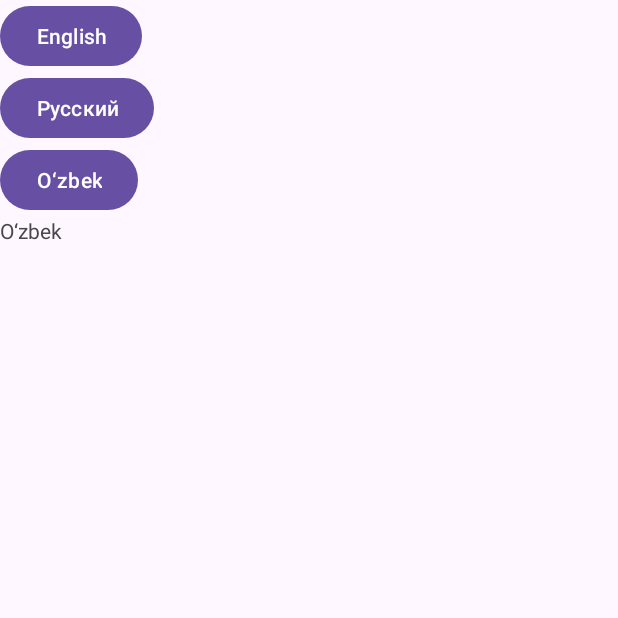
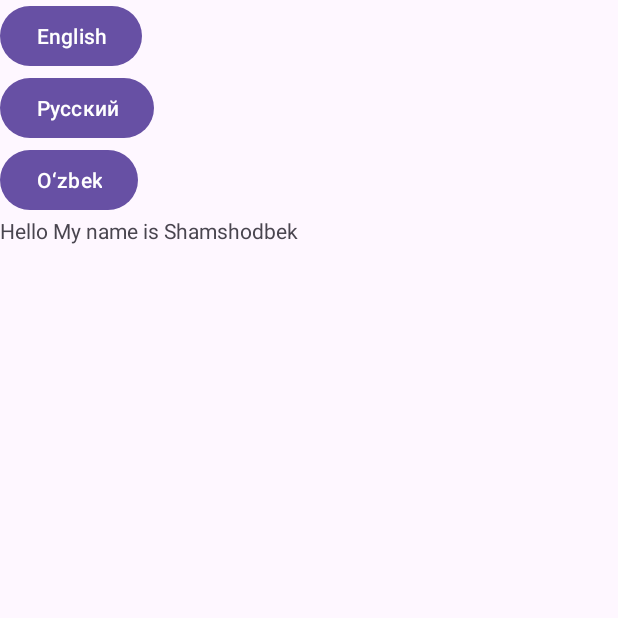
Before and after one commit to shamshodbekrahmataliyev/TranslateApp, an Android app: the screen it shows after launch (MainActivity), on a phone screen of 412 x 824 dp, the top half of it. Run offline under Robolectric (Android 15) with nearby library versions, the phone set to English and light mode, and no system bars.

Commit message:
commit 2

```diff
--- /dev/null
+++ b/app/src/main/java/com/example/translateapp/Test.kt
@@ -0,0 +1 @@
+package com.example.translateapp
--- a/app/src/main/res/layout/activity_main.xml
+++ b/app/src/main/res/layout/activity_main.xml
@@ -33,7 +33,7 @@
         <TextView
             android:layout_width="wrap_content"
             android:layout_height="wrap_content"
-            android:text="@string/btn_uzbek" />
+            android:text="@string/hello_my_name_is_shamshodbek" />
 
 
     </LinearLayout>
--- /dev/null
+++ b/app/src/main/res/values-night/strings.xml
@@ -0,0 +1,4 @@
+<?xml version="1.0" encoding="utf-8"?>
+<resources>
+    <string name="hello_my_name_is_shamshodbek">Hello My name is Shamshodbek</string>
+</resources>
--- a/app/src/main/res/values/strings.xml
+++ b/app/src/main/res/values/strings.xml
@@ -3,4 +3,5 @@
     <string name="btn_english">English</string>
     <string name="btn_russian">Русский</string>
     <string name="btn_uzbek">O‘zbek</string>
+    <string name="hello_my_name_is_shamshodbek">Hello My name is Shamshodbek</string>
 </resources>
```
Also changed, not shown: 2 other files.
